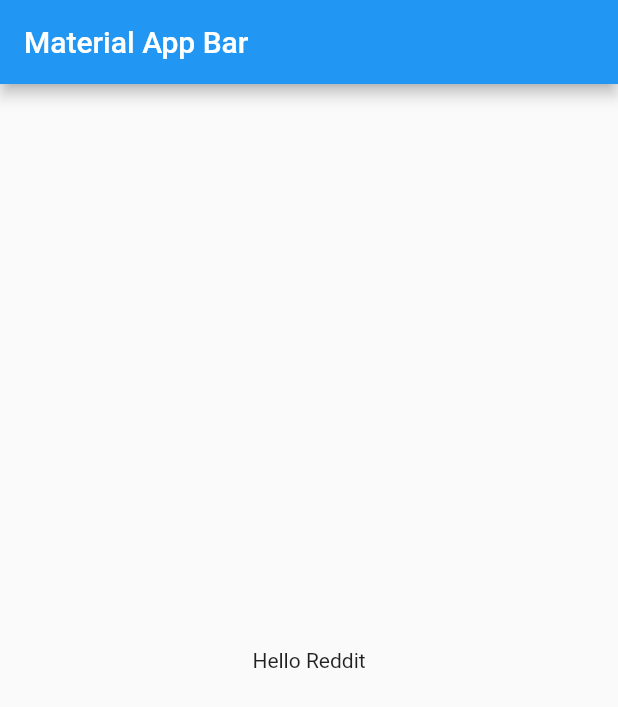
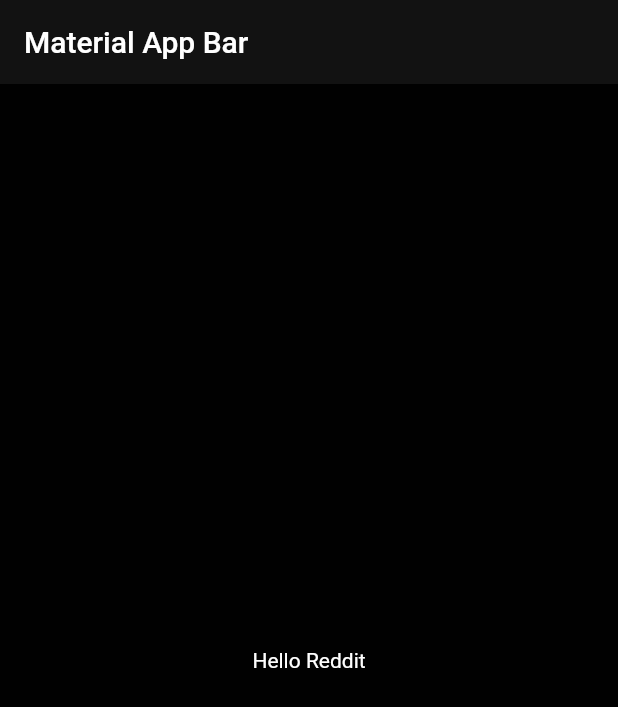
Before and after one commit to hwangblood/flutter-reddit-clone, a Flutter app: the screen it shows after launch, on a phone screen of 412 x 824 dp. Shown: the top 707 px of the screen. Run offline on Flutter 3.47's test engine with Material 2 defaults, Android fonts, the phone set to English and light mode, and no system bars.

Commit message:
Flutter Project Setup

```diff
--- a/lib/main.dart
+++ b/lib/main.dart
@@ -1,4 +1,5 @@
 import 'package:flutter/material.dart';
+import 'package:reddit_clone/theme/pallete.dart';
 
 void main() => runApp(const MyApp());
 
@@ -9,6 +10,7 @@ class MyApp extends StatelessWidget {
   Widget build(BuildContext context) {
     return MaterialApp(
       title: 'Redidit Clone',
+      theme: Pallete.darkModeAppTheme,
       home: Scaffold(
         appBar: AppBar(
           title: const Text('Material App Bar'),
--- /dev/null
+++ b/lib/theme/pallete.dart
@@ -0,0 +1,46 @@
+import 'package:flutter/material.dart';
+
+class Pallete {
+  // Colors
+  static const blackColor = Color.fromRGBO(1, 1, 1, 1); // primary color
+  static const greyColor = Color.fromRGBO(26, 39, 45, 1); // secondary color
+  static const drawerColor = Color.fromRGBO(18, 18, 18, 1);
+  static const whiteColor = Colors.white;
+  static var redColor = Colors.red.shade500;
+  static var blueColor = Colors.blue.shade300;
+
+  // Themes
+  static var darkModeAppTheme = ThemeData.dark().copyWith(
+    scaffoldBackgroundColor: blackColor,
+    cardColor: greyColor,
+    appBarTheme: const AppBarTheme(
+      backgroundColor: drawerColor,
+      iconTheme: IconThemeData(
+        color: whiteColor,
+      ),
+    ),
+    drawerTheme: const DrawerThemeData(
+      backgroundColor: drawerColor,
+    ),
+    primaryColor: redColor,
+    backgroundColor:
+        drawerColor, // will be used as alternative background color
+  );
+
+  static var lightModeAppTheme = ThemeData.light().copyWith(
+    scaffoldBackgroundColor: whiteColor,
+    cardColor: greyColor,
+    appBarTheme: const AppBarTheme(
+      backgroundColor: whiteColor,
+      elevation: 0,
+      iconTheme: IconThemeData(
+        color: blackColor,
+      ),
+    ),
+    drawerTheme: const DrawerThemeData(
+      backgroundColor: whiteColor,
+    ),
+    primaryColor: redColor,
+    backgroundColor: whiteColor,
+  );
+}
```
